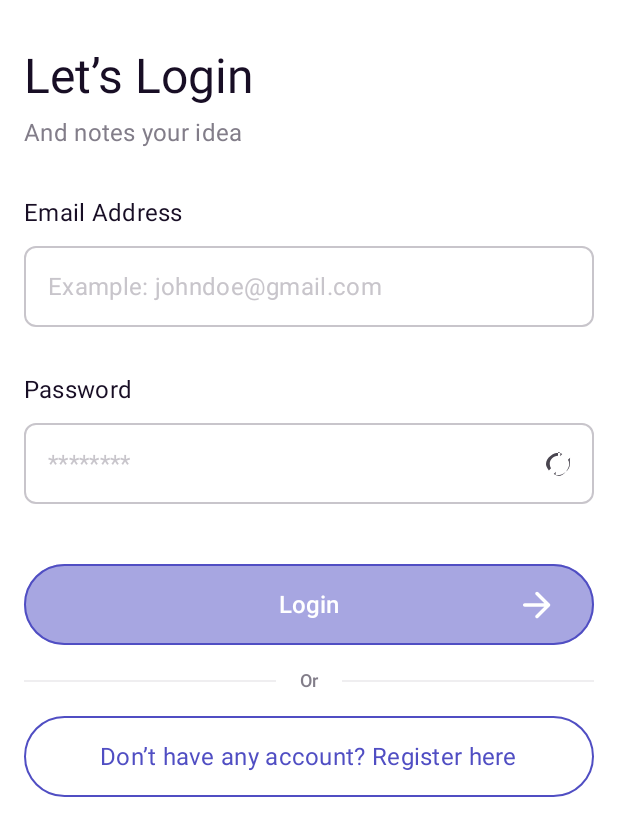
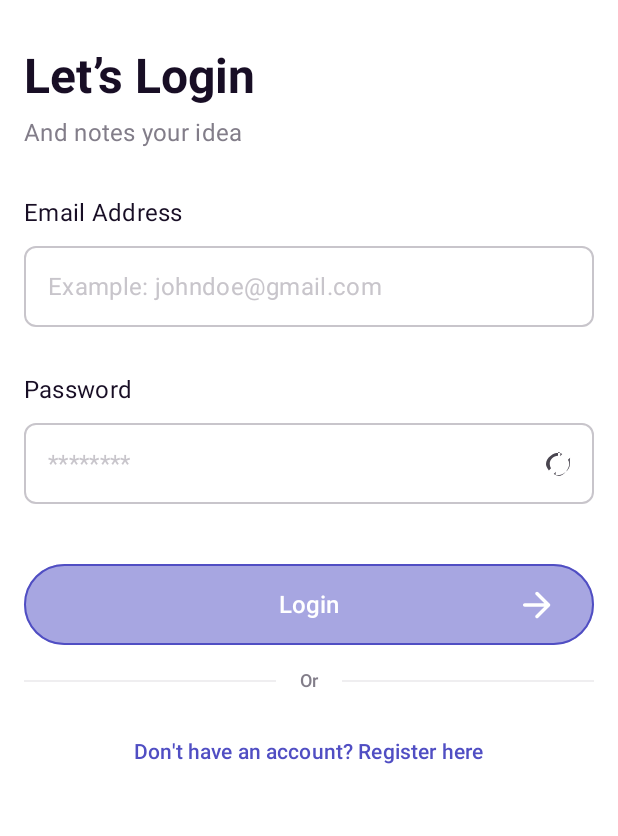
Before and after one commit to AliMajidi1/simplenote, an Android app built with Jetpack Compose: the screen it shows after launch (MainActivity), after a tap on "Let’s Get Started", on a phone screen of 412 x 824 dp. Shown: the top 836 px of the screen. Run offline under Robolectric (Android 15) with nearby library versions, the phone set to English and light mode, and no system bars.

Commit message:
Enhance Login and Register screens; update text field colors and add footer navigation links

```diff
--- a/app/src/main/java/com/example/simplenote/ui/screens/LoginScreen.kt
+++ b/app/src/main/java/com/example/simplenote/ui/screens/LoginScreen.kt
@@ -23,6 +23,7 @@ import com.example.simplenote.R
 import com.example.simplenote.ui.components.PrimaryPillButton
 import kotlinx.coroutines.flow.collectLatest
 import androidx.compose.ui.focus.FocusDirection
+import androidx.compose.ui.text.font.FontWeight
 
 @Composable
 fun LoginScreen(
@@ -65,7 +66,7 @@ fun LoginScreen(
                 text = stringResource(R.string.login_title),
                 fontSize = 32.sp,
                 color = Color(0xFF180E25),
-                style = MaterialTheme.typography.headlineLarge,
+                style = MaterialTheme.typography.headlineLarge.copy(fontWeight = FontWeight.Bold),
                 lineHeight = 38.sp
             )
             Spacer(modifier = Modifier.height(8.dp))
@@ -227,24 +228,11 @@ fun LoginScreen(
             }
             Spacer(modifier = Modifier.height(16.dp))
 
-            OutlinedButton(
-                onClick = { viewModel.onRegisterClick() },
-                modifier = Modifier
-                    .fillMaxWidth()
-                    .height(54.dp),
-                shape = RoundedCornerShape(100.dp),
-                colors = ButtonDefaults.outlinedButtonColors(
-                    containerColor = Color.White,
-                    contentColor = Color(0xFF504EC3)
-                ),
-                border = BorderStroke(1.dp, Color(0xFF504EC3))
-            ) {
-                Text(
-                    text = stringResource(R.string.register_button),
-                    fontSize = 16.sp,
-                    color = Color(0xFF504EC3),
-                    style = MaterialTheme.typography.bodyMedium
-                )
+            // Footer
+            Box(modifier = Modifier.fillMaxWidth(), contentAlignment = Alignment.Center) {
+                TextButton(onClick = onNavigateRegister) {
+                    Text(text = "Don't have an account? Register here")
+                }
             }
         }
     }
```
Also changed, not shown: app/src/main/java/com/example/simplenote/ui/screens/RegisterScreen.kt (+52 -9 lines).
